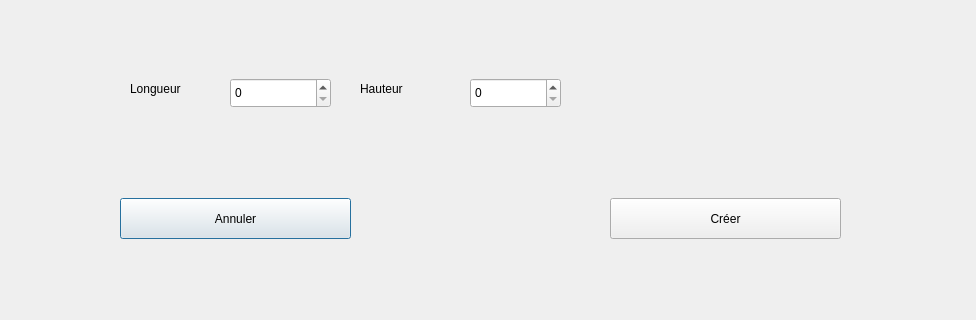
The window that PaintApp/dialog.ui (mhammeDev/PaintApp) describes before a commit, drawn with Qt 5; both pictures show x 0 to 976 and y 252 to 572 of the 976 by 572 pixel window.
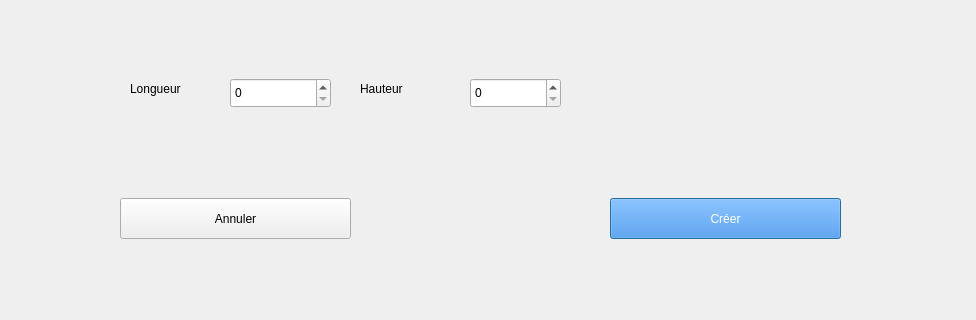
The same window after the commit.

```diff
--- a/PaintApp/dialog.ui
+++ b/PaintApp/dialog.ui
@@ -134,6 +134,9 @@
    <property name="text">
     <string>Annuler</string>
    </property>
+   <property name="autoDefault">
+    <bool>false</bool>
+   </property>
   </widget>
   <widget class="QPushButton" name="createButton">
    <property name="geometry">
@@ -144,6 +147,448 @@
      <height>41</height>
     </rect>
    </property>
+   <property name="palette">
+    <palette>
+     <active>
+      <colorrole role="WindowText">
+       <brush brushstyle="SolidPattern">
+        <color alpha="255">
+         <red>0</red>
+         <green>0</green>
+         <blue>0</blue>
+        </color>
+       </brush>
+      </colorrole>
+      <colorrole role="Button">
+       <brush brushstyle="SolidPattern">
+        <color alpha="255">
+         <red>53</red>
+         <green>132</green>
+         <blue>228</blue>
+        </color>
+       </brush>
+      </colorrole>
+      <colorrole role="Light">
+       <brush brushstyle="SolidPattern">
+        <color alpha="255">
+         <red>146</red>
+         <green>195</green>
+         <blue>255</blue>
+        </color>
+       </brush>
+      </colorrole>
+      <colorrole role="Midlight">
+       <brush brushstyle="SolidPattern">
+        <color alpha="255">
+         <red>99</red>
+         <green>163</green>
+         <blue>241</blue>
+        </color>
+       </brush>
+      </colorrole>
+      <colorrole role="Dark">
+       <brush brushstyle="SolidPattern">
+        <color alpha="255">
+         <red>26</red>
+         <green>66</green>
+         <blue>114</blue>
+        </color>
+       </brush>
+      </colorrole>
+      <colorrole role="Mid">
+       <brush brushstyle="SolidPattern">
+        <color alpha="255">
+         <red>35</red>
+         <green>88</green>
+         <blue>152</blue>
+        </color>
+       </brush>
+      </colorrole>
+      <colorrole role="Text">
+       <brush brushstyle="SolidPattern">
+        <color alpha="255">
+         <red>0</red>
+         <green>0</green>
+         <blue>0</blue>
+        </color>
+       </brush>
+      </colorrole>
+      <colorrole role="BrightText">
+       <brush brushstyle="SolidPattern">
+        <color alpha="255">
+         <red>255</red>
+         <green>255</green>
+         <blue>255</blue>
+        </color>
+       </brush>
+      </colorrole>
+      <colorrole role="ButtonText">
+       <brush brushstyle="SolidPattern">
+        <color alpha="255">
+         <red>255</red>
+         <green>255</green>
+         <blue>255</blue>
+        </color>
+       </brush>
+      </colorrole>
+      <colorrole role="Base">
+       <brush brushstyle="SolidPattern">
+        <color alpha="255">
+         <red>255</red>
+         <green>255</green>
+         <blue>255</blue>
+        </color>
+       </brush>
+      </colorrole>
+      <colorrole role="Window">
+       <brush brushstyle="SolidPattern">
+        <color alpha="255">
+         <red>53</red>
+         <green>132</green>
+         <blue>228</blue>
+        </color>
+       </brush>
+      </colorrole>
+      <colorrole role="Shadow">
+       <brush brushstyle="SolidPattern">
+        <color alpha="255">
+         <red>0</red>
+         <green>0</green>
+         <blue>0</blue>
+        </color>
+       </brush>
+      </colorrole>
+      <colorrole role="AlternateBase">
+       <brush brushstyle="SolidPattern">
+        <color alpha="255">
+         <red>154</red>
+         <green>193</green>
+         <blue>241</blue>
+        </color>
+       </brush>
+      </colorrole>
+      <colorrole role="ToolTipBase">
+       <brush brushstyle="SolidPattern">
+        <color alpha="255">
+         <red>255</red>
+         <green>255</green>
+         <blue>220</blue>
+        </color>
+       </brush>
+      </colorrole>
+      <colorrole role="ToolTipText">
+       <brush brushstyle="SolidPattern">
+        <color alpha="255">
+         <red>0</red>
+         <green>0</green>
+         <blue>0</blue>
+        </color>
+       </brush>
+      </colorrole>
+      <colorrole role="PlaceholderText">
+       <brush brushstyle="SolidPattern">
+        <color alpha="128">
+         <red>0</red>
+         <green>0</green>
+         <blue>0</blue>
+        </color>
+       </brush>
+      </colorrole>
+     </active>
+     <inactive>
+      <colorrole role="WindowText">
+       <brush brushstyle="SolidPattern">
+        <color alpha="255">
+         <red>0</red>
+         <green>0</green>
+         <blue>0</blue>
+        </color>
+       </brush>
+      </colorrole>
+      <colorrole role="Button">
+       <brush brushstyle="SolidPattern">
+        <color alpha="255">
+         <red>53</red>
+         <green>132</green>
+         <blue>228</blue>
+        </color>
+       </brush>
+      </colorrole>
+      <colorrole role="Light">
+       <brush brushstyle="SolidPattern">
+        <color alpha="255">
+         <red>146</red>
+         <green>195</green>
+         <blue>255</blue>
+        </color>
+       </brush>
+      </colorrole>
+      <colorrole role="Midlight">
+       <brush brushstyle="SolidPattern">
+        <color alpha="255">
+         <red>99</red>
+         <green>163</green>
+         <blue>241</blue>
+        </color>
+       </brush>
+      </colorrole>
+      <colorrole role="Dark">
+       <brush brushstyle="SolidPattern">
+        <color alpha="255">
+         <red>26</red>
+         <green>66</green>
+         <blue>114</blue>
+        </color>
+       </brush>
+      </colorrole>
+      <colorrole role="Mid">
+       <brush brushstyle="SolidPattern">
+        <color alpha="255">
+         <red>35</red>
+         <green>88</green>
+         <blue>152</blue>
+        </color>
+       </brush>
+      </colorrole>
+      <colorrole role="Text">
+       <brush brushstyle="SolidPattern">
+        <color alpha="255">
+         <red>0</red>
+         <green>0</green>
+         <blue>0</blue>
+        </color>
+       </brush>
+      </colorrole>
+      <colorrole role="BrightText">
+       <brush brushstyle="SolidPattern">
+        <color alpha="255">
+         <red>255</red>
+         <green>255</green>
+         <blue>255</blue>
+        </color>
+       </brush>
+      </colorrole>
+      <colorrole role="ButtonText">
+       <brush brushstyle="SolidPattern">
+        <color alpha="255">
+         <red>255</red>
+         <green>255</green>
+         <blue>255</blue>
+        </color>
+       </brush>
+      </colorrole>
+      <colorrole role="Base">
+       <brush brushstyle="SolidPattern">
+        <color alpha="255">
+         <red>255</red>
+         <green>255</green>
+         <blue>255</blue>
+        </color>
+       </brush>
+      </colorrole>
+      <colorrole role="Window">
+       <brush brushstyle="SolidPattern">
+        <color alpha="255">
+         <red>53</red>
+         <green>132</green>
+         <blue>228</blue>
+        </color>
+       </brush>
+      </colorrole>
+      <colorrole role="Shadow">
+       <brush brushstyle="SolidPattern">
+        <color alpha="255">
+         <red>0</red>
+         <green>0</green>
+         <blue>0</blue>
+        </color>
+       </brush>
+      </colorrole>
+      <colorrole role="AlternateBase">
+       <brush brushstyle="SolidPattern">
+        <color alpha="255">
+         <red>154</red>
+         <green>193</green>
+         <blue>241</blue>
+        </color>
+       </brush>
+      </colorrole>
+      <colorrole role="ToolTipBase">
+       <brush brushstyle="SolidPattern">
+        <color alpha="255">
+         <red>255</red>
+         <green>255</green>
+         <blue>220</blue>
+        </color>
+       </brush>
+      </colorrole>
+      <colorrole role="ToolTipText">
+       <brush brushstyle="SolidPattern">
+        <color alpha="255">
+         <red>0</red>
+         <green>0</green>
+         <blue>0</blue>
+        </color>
+       </brush>
+      </colorrole>
+      <colorrole role="PlaceholderText">
+       <brush brushstyle="SolidPattern">
+        <color alpha="128">
+         <red>0</red>
+         <green>0</green>
+         <blue>0</blue>
+        </color>
+       </brush>
+      </colorrole>
+     </inactive>
+     <disabled>
+      <colorrole role="WindowText">
+       <brush brushstyle="SolidPattern">
+        <color alpha="255">
+         <red>26</red>
+         <green>66</green>
+         <blue>114</blue>
+        </color>
+       </brush>
+      </colorrole>
+      <colorrole role="Button">
+       <brush brushstyle="SolidPattern">
+        <color alpha="255">
+         <red>53</red>
+         <green>132</green>
+         <blue>228</blue>
+        </color>
+       </brush>
+      </colorrole>
+      <colorrole role="Light">
+       <brush brushstyle="SolidPattern">
+        <color alpha="255">
+         <red>146</red>
+         <green>195</green>
+         <blue>255</blue>
+        </color>
+       </brush>
+      </colorrole>
+      <colorrole role="Midlight">
+       <brush brushstyle="SolidPattern">
+        <color alpha="255">
+         <red>99</red>
+         <green>163</green>
+         <blue>241</blue>
+        </color>
+       </brush>
+      </colorrole>
+      <colorrole role="Dark">
+       <brush brushstyle="SolidPattern">
+        <color alpha="255">
+         <red>26</red>
+         <green>66</green>
+         <blue>114</blue>
+        </color>
+       </brush>
+      </colorrole>
+      <colorrole role="Mid">
+       <brush brushstyle="SolidPattern">
+        <color alpha="255">
+         <red>35</red>
+         <green>88</green>
+         <blue>152</blue>
+        </color>
+       </brush>
+      </colorrole>
+      <colorrole role="Text">
+       <brush brushstyle="SolidPattern">
+        <color alpha="255">
+         <red>26</red>
+         <green>66</green>
+         <blue>114</blue>
+        </color>
+       </brush>
+      </colorrole>
+      <colorrole role="BrightText">
+       <brush brushstyle="SolidPattern">
+        <color alpha="255">
+         <red>255</red>
+         <green>255</green>
+         <blue>255</blue>
+        </color>
+       </brush>
+      </colorrole>
+      <colorrole role="ButtonText">
+       <brush brushstyle="SolidPattern">
+        <color alpha="255">
+         <red>26</red>
+         <green>66</green>
+         <blue>114</blue>
+        </color>
+       </brush>
+      </colorrole>
+      <colorrole role="Base">
+       <brush brushstyle="SolidPattern">
+        <color alpha="255">
+         <red>53</red>
+         <green>132</green>
+         <blue>228</blue>
+        </color>
+       </brush>
+      </colorrole>
+      <colorrole role="Window">
+       <brush brushstyle="SolidPattern">
+        <color alpha="255">
+         <red>53</red>
+         <green>132</green>
+         <blue>228</blue>
+        </color>
+       </brush>
+      </colorrole>
+      <colorrole role="Shadow">
+       <brush brushstyle="SolidPattern">
+        <color alpha="255">
+         <red>0</red>
+         <green>0</green>
+         <blue>0</blue>
+        </color>
+       </brush>
+      </colorrole>
+      <colorrole role="AlternateBase">
+       <brush brushstyle="SolidPattern">
+        <color alpha="255">
+         <red>53</red>
+         <green>132</green>
+         <blue>228</blue>
+        </color>
+       </brush>
+      </colorrole>
+      <colorrole role="ToolTipBase">
+       <brush brushstyle="SolidPattern">
+        <color alpha="255">
+         <red>255</red>
+         <green>255</green>
+         <blue>220</blue>
+        </color>
+       </brush>
+      </colorrole>
+      <colorrole role="ToolTipText">
+       <brush brushstyle="SolidPattern">
+        <color alpha="255">
+         <red>0</red>
+         <green>0</green>
+         <blue>0</blue>
+        </color>
+       </brush>
+      </colorrole>
+      <colorrole role="PlaceholderText">
+       <brush brushstyle="SolidPattern">
+        <color alpha="128">
+         <red>0</red>
+         <green>0</green>
+         <blue>0</blue>
+        </color>
+       </brush>
+      </colorrole>
+     </disabled>
+    </palette>
+   </property>
    <property name="text">
     <string>Créer</string>
    </property>
@@ -207,7 +652,7 @@
     <string>Hauteur</string>
    </property>
   </widget>
-  <widget class="QWidget" name="">
+  <widget class="QWidget" name="layoutWidget">
    <property name="geometry">
     <rect>
      <x>230</x>
```
